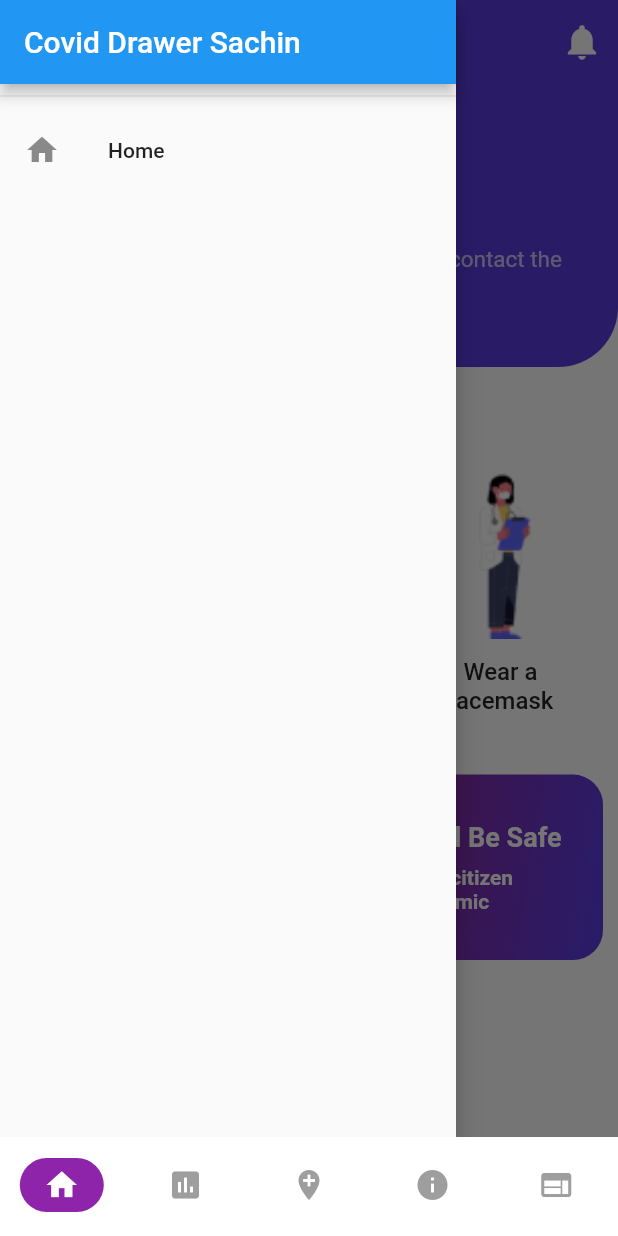
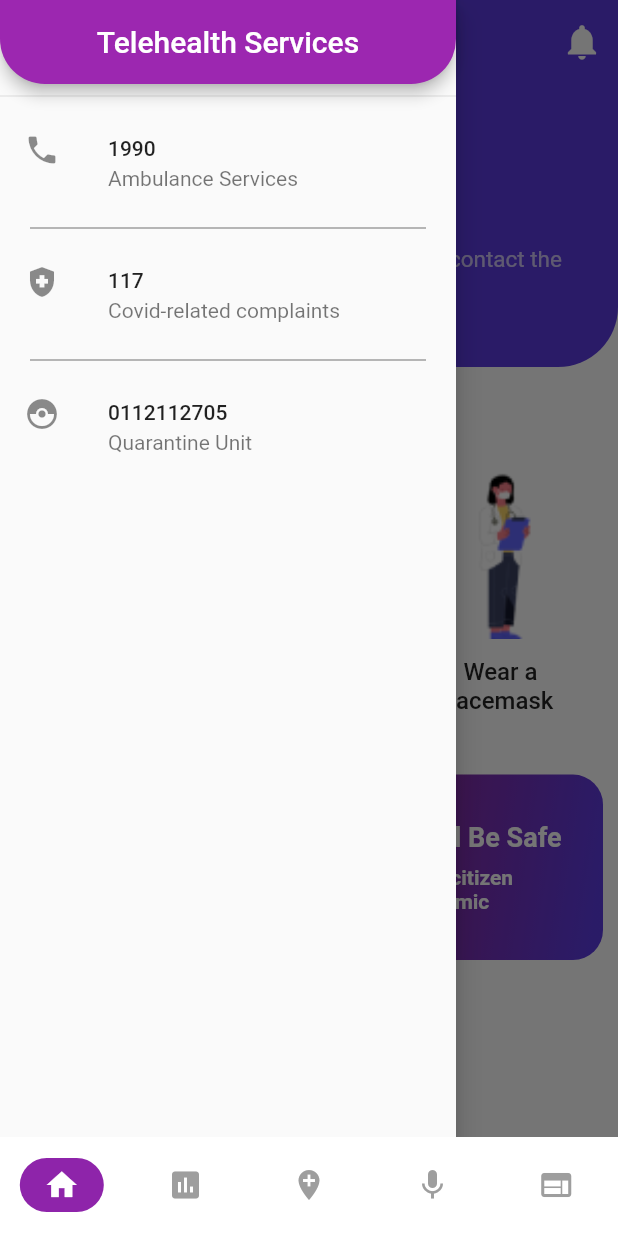
Before and after one commit to sachin96Boy/covid19StatusCheakerapp, a Flutter app: the screen it shows after launch, with the side drawer open, on a phone screen of 412 x 824 dp. Run offline on Flutter 3.47's test engine with Material 2 defaults, Android fonts, the phone set to English and light mode, and no system bars; our stand-ins replace bubble_tab_indicator, fl_chart, geolocator, google_maps_flutter, permission_handler; missing offline and left inert: flutter_cached_pdfview, flutter_inappwebview.

Commit message:
update:drawer update

```diff
--- a/lib/screens/analisis_screen.dart
+++ b/lib/screens/analisis_screen.dart
@@ -30,7 +30,7 @@ class _AnalisisScreenState extends State<AnalisisScreen> {
 
   @override
   Widget build(BuildContext context) {
-    const url = "http://1932-2402-4000-2380-6473-e5c6-5f69-82f4-2604.ngrok.io";
+    const url = "https://coughcovidprediction.herokuapp.com";
     return Scaffold(
       key: _key,
       appBar: CustomAppBar(_key),
--- a/lib/screens/bottom_nav_screen.dart
+++ b/lib/screens/bottom_nav_screen.dart
@@ -42,7 +42,7 @@ class _BottomNavScreenState extends State<BottomNavScreen> {
           Icons.home,
           Icons.insert_chart,
           Icons.add_location,
-          Icons.info,
+          Icons.mic,
           Icons.web
         ]
             .asMap()
--- a/lib/widgets/appDrawer.dart
+++ b/lib/widgets/appDrawer.dart
@@ -1,7 +1,6 @@
 import 'package:flutter/material.dart';
 
 class AppDrawer extends StatelessWidget {
-
   static const routeName = '/customDrawer';
 
   @override
@@ -11,15 +10,54 @@ class AppDrawer extends StatelessWidget {
       child: Column(
         children: [
           AppBar(
-            title: Text("Covid Drawer Sachin"),
-            backgroundColor: Theme.of(context).primaryColor,
+            title: Padding(
+              padding: const EdgeInsets.all(8.0),
+              child: Center(
+                child: Text(
+                  "Telehealth Services",
+                  textAlign: TextAlign.center,
+                ),
+              ),
+            ),
+            backgroundColor: Colors.purple,
             automaticallyImplyLeading: false,
+            shape: RoundedRectangleBorder(
+              borderRadius: BorderRadius.only(
+                bottomLeft: Radius.circular(30),
+                bottomRight: Radius.circular(30),
+              ),
+            ),
           ),
           Divider(),
           ListTile(
-            leading: Icon(Icons.home),
-            title: Text("Home"),
-            onTap: ()=> Navigator.of(context).pop(),
+            leading: Icon(Icons.phone),
+            title: Text("1990"),
+            subtitle: Text("Ambulance Services"),
+            onTap: () => Navigator.of(context).pop(),
+          ),
+          Divider(
+            thickness: 1,
+            indent: 20.0,
+            endIndent: 20.0,
+            color: Colors.grey,
+          ),
+          ListTile(
+            leading: Icon(Icons.health_and_safety),
+            title: Text("117"),
+            subtitle: Text("Covid-related complaints"),
+            onTap: () => Navigator.of(context).pop(),
+          ),
+          Divider(
+            thickness: 1,
+            indent: 20.0,
+            endIndent: 20.0,
+            color: Colors.grey,
+          ),
+          ListTile(
+            leading: Icon(Icons.catching_pokemon_outlined),
+            title: Text("0112112705"),
+            subtitle: Text("Quarantine Unit"),
+            onTap: () => Navigator.of(context).pop(),
           ),
         ],
       ),
```
